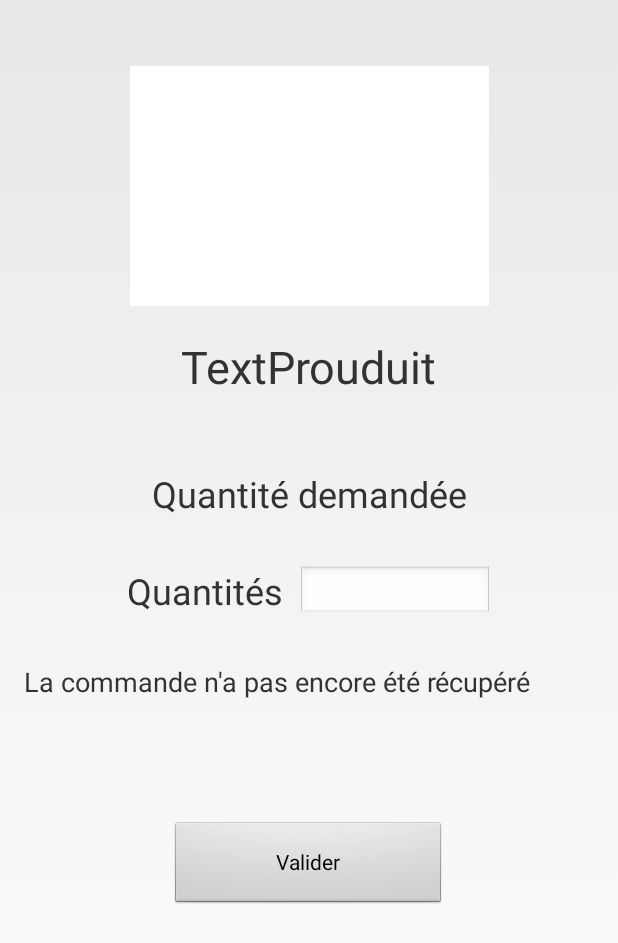
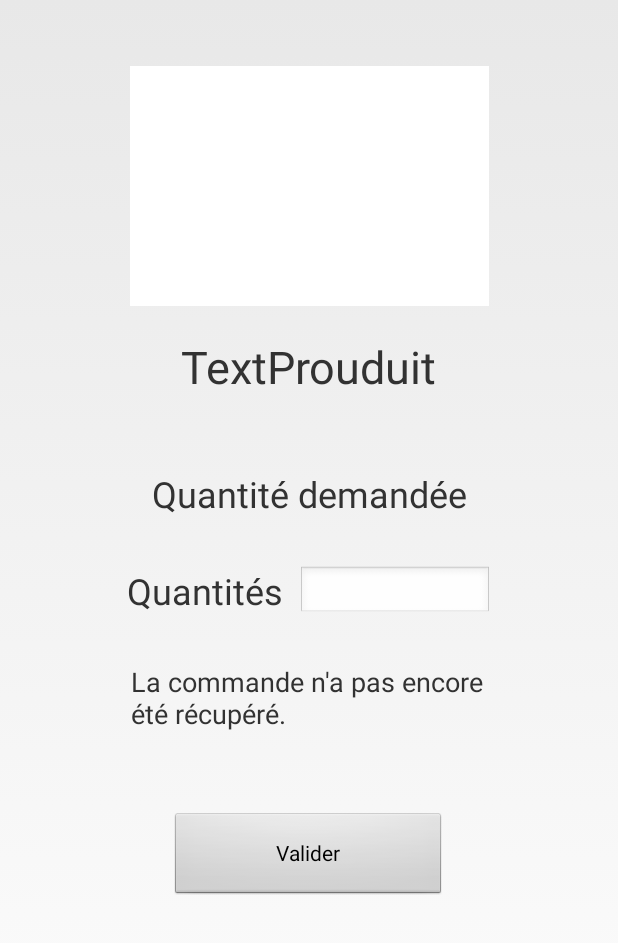
Before and after one commit to Thoogui/bioRelai, an Android app: the ConsulterLaLigneCommandeActivity screen opened directly, with no data from a screen before it, on a phone screen of 412 x 824 dp. Shown: the top 943 px of the screen. Run offline under Robolectric (Android 15) with nearby library versions, the phone set to English and light mode, and no system bars; our stand-ins replace Picasso; pictures from the network do not load; 8 statements that could not run were skipped.

Commit message:
Ajout fonction + text

```diff
--- a/app/src/main/res/layout/activity_ligne_commande.xml
+++ b/app/src/main/res/layout/activity_ligne_commande.xml
@@ -46,15 +46,14 @@
 
     <TextView
         android:id="@+id/textInfo"
-        android:layout_width="381dp"
-        android:layout_height="61dp"
-        android:layout_marginStart="16dp"
+        android:layout_width="238dp"
+        android:layout_height="55dp"
+        android:layout_marginStart="8dp"
         android:layout_marginTop="32dp"
         android:layout_marginEnd="8dp"
         android:text="TextInfo"
         android:textSize="18sp"
         app:layout_constraintEnd_toEndOf="parent"
-        app:layout_constraintHorizontal_bias="0.0"
         app:layout_constraintStart_toStartOf="parent"
         app:layout_constraintTop_toBottomOf="@+id/textQuantiteFinal" />
 
@@ -80,13 +79,13 @@
         android:layout_marginEnd="8dp"
         android:text="Quantités"
         android:textSize="24sp"
-        app:layout_constraintEnd_toStartOf="@+id/editText"
+        app:layout_constraintEnd_toStartOf="@+id/editQuantiteFinal"
         app:layout_constraintHorizontal_bias="0.975"
         app:layout_constraintStart_toStartOf="parent"
         app:layout_constraintTop_toBottomOf="@+id/textQuantite" />
 
     <EditText
-        android:id="@+id/editText"
+        android:id="@+id/editQuantiteFinal"
         android:layout_width="129dp"
         android:layout_height="34dp"
         android:layout_marginTop="32dp"
```
Also changed, not shown: app/src/main/java/com/example/gfix/biorelai2/ConsulterLaLigneCommandeActivity.java (+22 -4 lines).
